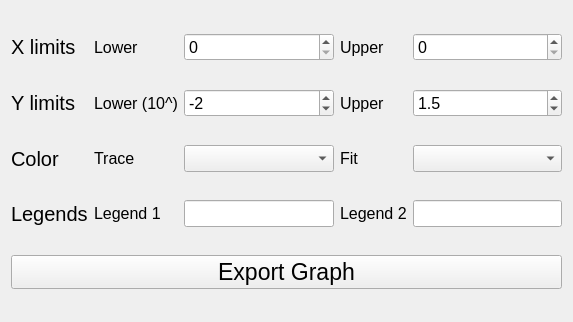
Before: the Qt Designer form PythonGUI_apps/Lifetime_analysis/export_plot.ui in SarthakJariwala/Python_GUI_apps, drawn with Qt 5.
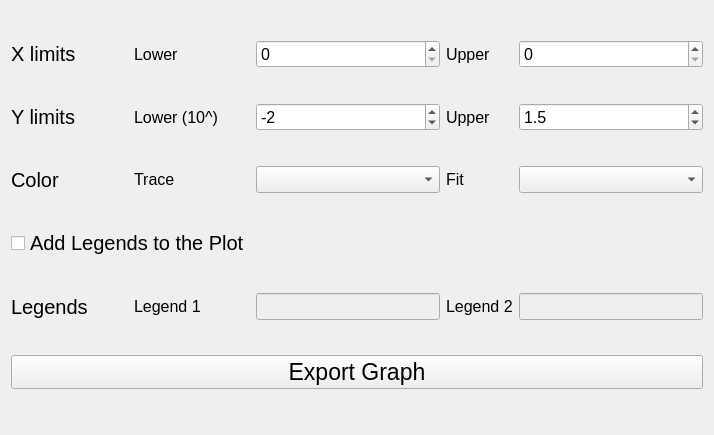
After: the same form once the commit is applied.

Commit message: parameters for export figure can now be controlled using export fig window popup, all functionality working for X-Y plot export for two traces

The edit to the form file:
```diff
--- a/PythonGUI_apps/Lifetime_analysis/export_plot.ui
+++ b/PythonGUI_apps/Lifetime_analysis/export_plot.ui
@@ -6,8 +6,8 @@
    <rect>
     <x>0</x>
     <y>0</y>
-    <width>573</width>
-    <height>322</height>
+    <width>714</width>
+    <height>435</height>
    </rect>
   </property>
   <property name="windowTitle">
@@ -167,7 +167,19 @@
      </property>
     </widget>
    </item>
-   <item row="3" column="3">
+   <item row="5" column="0" colspan="5">
+    <widget class="QPushButton" name="export_pushButton">
+     <property name="font">
+      <font>
+       <pointsize>17</pointsize>
+      </font>
+     </property>
+     <property name="text">
+      <string>Export Graph</string>
+     </property>
+    </widget>
+   </item>
+   <item row="4" column="3">
     <widget class="QLabel" name="label_11">
      <property name="font">
       <font>
@@ -179,8 +191,11 @@
      </property>
     </widget>
    </item>
-   <item row="3" column="2">
+   <item row="4" column="2">
     <widget class="QLineEdit" name="legend1_lineEdit">
+     <property name="enabled">
+      <bool>false</bool>
+     </property>
      <property name="font">
       <font>
        <pointsize>12</pointsize>
@@ -218,8 +233,11 @@
      </property>
     </widget>
    </item>
-   <item row="3" column="4">
+   <item row="4" column="4">
     <widget class="QLineEdit" name="legend2_lineEdit">
+     <property name="enabled">
+      <bool>false</bool>
+     </property>
      <property name="font">
       <font>
        <pointsize>12</pointsize>
@@ -227,7 +245,7 @@
      </property>
     </widget>
    </item>
-   <item row="3" column="0">
+   <item row="4" column="0">
     <widget class="QLabel" name="label_12">
      <property name="font">
       <font>
@@ -239,7 +257,7 @@
      </property>
     </widget>
    </item>
-   <item row="3" column="1">
+   <item row="4" column="1">
     <widget class="QLabel" name="label_10">
      <property name="font">
       <font>
@@ -251,15 +269,15 @@
      </property>
     </widget>
    </item>
-   <item row="4" column="0" colspan="5">
-    <widget class="QPushButton" name="pushButton">
+   <item row="3" column="0" colspan="2">
+    <widget class="QCheckBox" name="legend_checkBox">
      <property name="font">
       <font>
-       <pointsize>17</pointsize>
+       <pointsize>15</pointsize>
       </font>
      </property>
      <property name="text">
-      <string>Export Graph</string>
+      <string>Add Legends to the Plot</string>
      </property>
     </widget>
    </item>
```
The commit also changes 1 other file.
